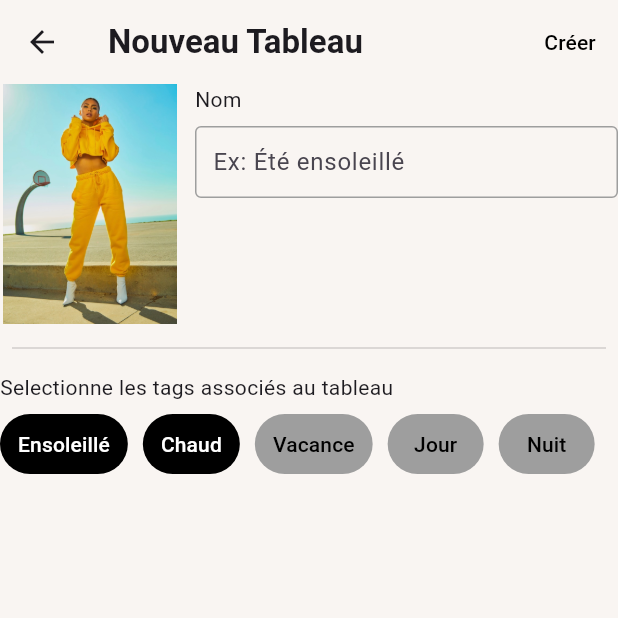
After one commit to ArilessTir/wear_weather, a Flutter app: the TabModalPage screen opened directly, after a tap on "Créer tableau", on a phone screen of 412 x 824 dp, the top half of it. The commit adds this screen. Run offline on Flutter 3.47's test engine with Material 3 defaults, Android fonts, the light colour scheme and no system bars; our stand-ins replace firebase_core, persistent_bottom_nav_bar_v2, phosphor_flutter; accounts and stored records are empty.

Commit message:
Create look focus pages

```diff
--- /dev/null
+++ b/lib/core/widget/tab_save.dart
@@ -0,0 +1,233 @@
+import 'package:flutter/material.dart';
+
+class TabModalPage extends StatefulWidget {
+  const TabModalPage({super.key});
+
+  @override
+  _TabModalPageState createState() => _TabModalPageState();
+}
+
+class _TabModalPageState extends State<TabModalPage> {
+  int _currentPage = 0; // Track the current page index
+
+  void _goToPage(int pageIndex) {
+    setState(() {
+      _currentPage = pageIndex;
+    });
+  }
+
+  @override
+  Widget build(BuildContext context) {
+    return Scaffold(
+      backgroundColor: const Color.fromRGBO(249, 245, 242, 1),
+      body: _currentPage == 0 ? _firstPageContent() : _secondPageContent(),
+    );
+  }
+
+  Widget _firstPageContent() {
+    return Container(
+      color: const Color.fromRGBO(249, 245, 242, 1),
+      child: Column(
+        children: [
+          Padding(
+            padding: const EdgeInsets.symmetric(horizontal: 5.0),
+            child: Row(
+              crossAxisAlignment: CrossAxisAlignment.start,
+              children: [
+                Image.asset(
+                  'assets/images/style2.jpg',
+                  width: 80,
+                  height: 100,
+                ),
+                const Text(
+                  "Look enregistré",
+                  style: TextStyle(fontSize: 15),
+                ),
+              ],
+            ),
+          ),
+          const SizedBox(
+            height: 20,
+          ),
+          Row(
+            children: [
+              const Text(
+                "Vos Tableaux",
+                style: TextStyle(fontSize: 20, fontWeight: FontWeight.bold),
+              ),
+              const Spacer(),
+              TextButton(
+                onPressed: () {
+                  _goToPage(1); // Navigate to the second page
+                },
+                style: TextButton.styleFrom(
+                  foregroundColor: Colors.black,
+                ),
+                child: const Text(
+                  'Créer tableau',
+                  style: TextStyle(fontSize: 16),
+                ),
+              ),
+            ],
+          ),
+          const SizedBox(
+            height: 20,
+          ),
+          Padding(
+            padding: const EdgeInsets.symmetric(horizontal: 30),
+            child: Text(
+              "Crée ton premier tableau pour enregistrer ce look ✨",
+              style: TextStyle(
+                color: Colors.grey[500],
+                fontStyle: FontStyle.italic,
+              ),
+            ),
+          ),
+        ],
+      ),
+    );
+  }
+
+  Widget _secondPageContent() {
+    return Scaffold(
+      backgroundColor: const Color.fromRGBO(249, 245, 242, 1),
+      appBar: AppBar(
+        backgroundColor: Colors.transparent,
+        leading: IconButton(
+          icon: Icon(Icons.arrow_back),
+          onPressed: () {
+            _goToPage(0); // Go back to the first page
+          },
+        ),
+        title: const Text(
+          "Nouveau Tableau",
+          style: TextStyle(fontWeight: FontWeight.bold),
+        ),
+        actions: [
+          TextButton(
+            style: TextButton.styleFrom(foregroundColor: Colors.black),
+            onPressed: () {},
+            child: const Text('Créer'),
+          ),
+        ],
+      ),
+      body: SafeArea(
+        child: SingleChildScrollView(
+          child: Column(
+            crossAxisAlignment:
+                CrossAxisAlignment.start, // Align the row to start from the top
+            children: [
+              Row(
+                crossAxisAlignment: CrossAxisAlignment
+                    .start, // Align the Expanded widget with the top of the image
+                children: [
+                  Image.asset(
+                    'assets/images/style2.jpg',
+                    width: 120,
+                    height: 160,
+                  ),
+                  SizedBox(
+                    width: 10,
+                  ),
+                  const Expanded(
+                    child: Column(
+                      crossAxisAlignment: CrossAxisAlignment
+                          .start, // Align content within the column to start from the top
+                      children: [
+                        Text("Nom"),
+                        SizedBox(height: 8), // Add some spacing if necessary
+                        TextField(
+                          decoration: InputDecoration(
+                            contentPadding: EdgeInsets.symmetric(
+                                vertical: 2, horizontal: 8),
+                            hintText: "Ex: Été ensoleillé",
+                            border: OutlineInputBorder(
+                              borderSide: BorderSide(
+                                color: Colors.grey,
+                              ),
+                            ),
+                            enabledBorder: OutlineInputBorder(
+                              borderSide: BorderSide(
+                                color: Colors.grey,
+                              ),
+                            ),
+                            focusedBorder: OutlineInputBorder(
+                              borderSide: BorderSide(
+                                color: Colors.black,
+                              ),
+                            ),
+                          ),
+                        ),
+                      ],
+                    ),
+                  ),
+                ],
+              ),
+              const Padding(
+                padding: EdgeInsets.all(8.0),
+                child: Divider(color: Color.fromARGB(41, 0, 0, 0)),
+              ),
+              const Text("Selectionne les tags associés au tableau"),
+              Padding(
+                padding: const EdgeInsets.symmetric(vertical: 8),
+                child: Container(
+                  height: 40,
+                  child: ListView(
+                    scrollDirection: Axis.horizontal,
+                    children: [
+                      TextButton(
+                        onPressed: () {},
+                        child: Text('Ensoleillé'),
+                        style: TextButton.styleFrom(
+                          foregroundColor: Colors.white,
+                          backgroundColor: Colors.black,
+                        ),
+                      ),
+                      SizedBox(width: 10),
+                      TextButton(
+                        onPressed: () {},
+                        child: Text('Chaud'),
+                        style: TextButton.styleFrom(
+                          foregroundColor: Colors.white,
+                          backgroundColor: Colors.black,
+                        ),
+                      ),
+                      SizedBox(width: 10),
+                      TextButton(
+                        onPressed: () {},
+                        child: Text('Vacance'),
+                        style: TextButton.styleFrom(
+                          foregroundColor: Colors.black,
+                          backgroundColor: Colors.grey,
+                        ),
+                      ),
+                      SizedBox(width: 10),
+                      TextButton(
+                        onPressed: () {},
+                        child: Text('Jour'),
+                        style: TextButton.styleFrom(
+                          foregroundColor: Colors.black,
+                          backgroundColor: Colors.grey,
+                        ),
+                      ),
+                      SizedBox(width: 10),
+                      TextButton(
+                        onPressed: () {},
+                        child: Text('Nuit'),
+                        style: TextButton.styleFrom(
+                          foregroundColor: Colors.black,
+                          backgroundColor: Colors.grey,
+                        ),
+                      ),
+                      SizedBox(width: 10),
+                    ],
+                  ),
+                ),
+              ),
+            ],
+          ),
+        ),
+      ),
+    );
+  }
+}
```
Also changed, not shown: lib/core/widget/persistent_nav.dart (+4 -4 lines), lib/core/widget/tag.dart (added, +28 -0 lines), lib/screens/look_focus/look_focus_page.dart (added, +158 -0 lines), lib/screens/profile/profile_page.dart (+12 -1 lines), 2 other files.
